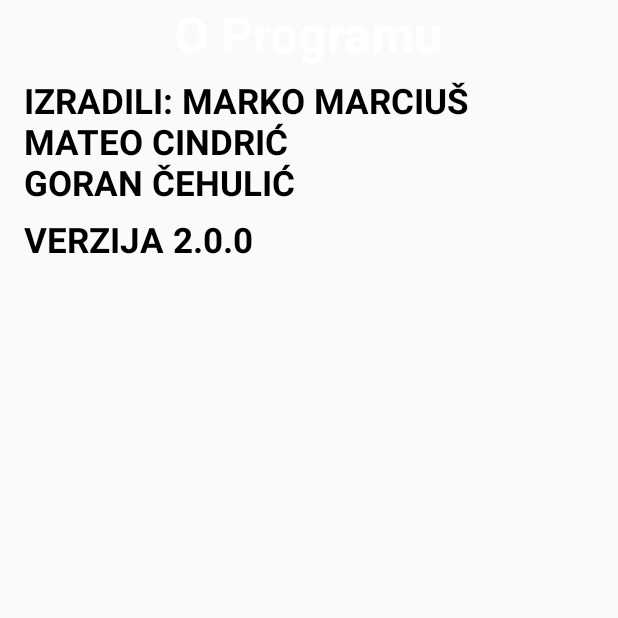
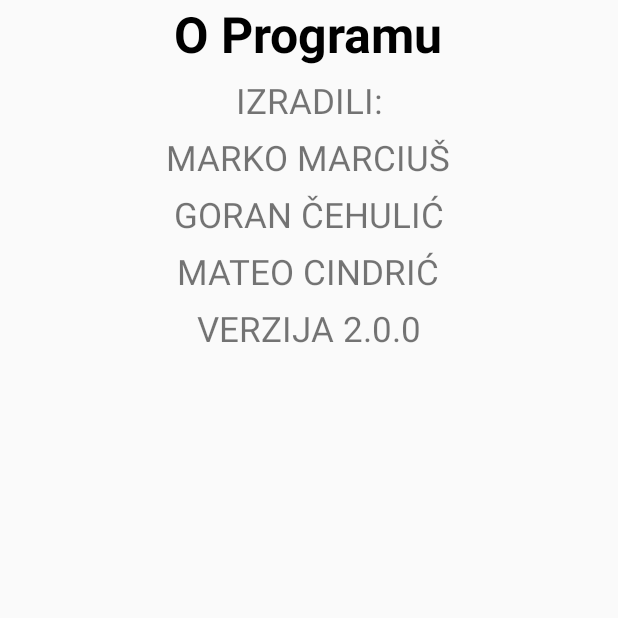
Before and after one commit to gcehulic/AiR_project, an Android app: the O_programu screen opened directly, with no data from a screen before it, on a phone screen of 412 x 824 dp, the top half of it. Run offline under Robolectric (Android 15) with nearby library versions, the phone set to English and light mode, and no system bars.

Commit message:
Popravljeni menu option
Uklonjeni testni dijelovi koda.

```diff
--- a/WatchMe/app/src/main/java/hr/foi/air602/watchme/BottomNavigationActivity.java
+++ b/WatchMe/app/src/main/java/hr/foi/air602/watchme/BottomNavigationActivity.java
@@ -99,7 +99,7 @@ public class BottomNavigationActivity extends AppCompatActivity {
        if(item.getItemId() == R.id.action_settings){
            Intent i = new Intent(getApplicationContext(), Postavke.class);
            startActivity(i);
-           Toast.makeText(BottomNavigationActivity.this, "Kliknuli ste", Toast.LENGTH_LONG).show();
+
        }
         if(item.getItemId() == R.id.action_about){
             Intent i = new Intent(getApplicationContext(), O_programu.class);
--- a/WatchMe/app/src/main/res/layout/activity_o_programu.xml
+++ b/WatchMe/app/src/main/res/layout/activity_o_programu.xml
@@ -8,7 +8,7 @@
     <TextView android:text="O Programu"
         android:layout_width="wrap_content"
         android:layout_height="wrap_content"
-        android:textColor="#FFFFFF"
+        android:textColor="#000000"
         android:textStyle="bold"
         android:textSize="50px"
         android:layout_gravity="center"/>
@@ -18,25 +18,46 @@
         android:id="@+id/textView2"
         android:layout_width="wrap_content"
         android:layout_height="wrap_content"
-              android:textColor="#000000"
-              android:textStyle="bold"
         android:layout_marginTop="10px"
         android:textSize="35px"
-            android:text="IZRADILI: MARKO MARCIUŠ
-                                    MATEO CINDRIĆ
-                                     GORAN ČEHULIĆ"
-             />
+        android:layout_gravity="center"
+        android:text="IZRADILI:"/>
+    <TextView
+        android:id="@+id/textView4"
+        android:layout_width="wrap_content"
+        android:layout_height="wrap_content"
+        android:layout_marginTop="10px"
+        android:layout_gravity="center"
+        android:textSize="35px"
+        android:text="MARKO MARCIUŠ"/>
 
+    <TextView
+        android:id="@+id/textView5"
+        android:layout_width="wrap_content"
+        android:layout_height="wrap_content"
+        android:layout_marginTop="10px"
+        android:layout_gravity="center"
+        android:textSize="35px"
+        android:text="GORAN ČEHULIĆ"/>
+
+    <TextView
+        android:id="@+id/textView6"
+        android:layout_width="wrap_content"
+        android:layout_height="wrap_content"
+        android:layout_gravity="center"
+        android:layout_marginTop="10px"
+        android:textSize="35px"
+        android:text="MATEO CINDRIĆ"/>
 
     <TextView
             android:id="@+id/textView3"
             android:layout_width="wrap_content"
             android:layout_height="wrap_content"
+            android:layout_gravity="center"
             android:layout_marginTop="10px"
             android:textSize="35px"
             android:text="VERZIJA 2.0.0"
-            android:textColor="#000000"
-            android:textStyle="bold" />
+             />
 
 
 </LinearLayout>
--- a/WatchMe/app/src/main/res/menu/menu_main.xml
+++ b/WatchMe/app/src/main/res/menu/menu_main.xml
@@ -2,6 +2,9 @@
 <menu xmlns:android="http://schemas.android.com/apk/res/android"
     xmlns:app="http://schemas.android.com/apk/res-auto"
     xmlns:tools="http://schemas.android.com/tools" tools:context=".MainActivity">
+
+
+
     <item android:id="@+id/action_settings"
         android:title="Postavke"
         app:showAsAction="never"/>
```
Also changed, not shown: WatchMe/app/src/main/res/layout/activity_main.xml (+0 -10 lines), WatchMe/app/src/main/res/layout/activity_postavke.xml (+21 -0 lines), WatchMe/app/src/main/res/layout/postavke.xml (added, +10 -0 lines). Lines whose indentation alone changed are shown as unchanged.
